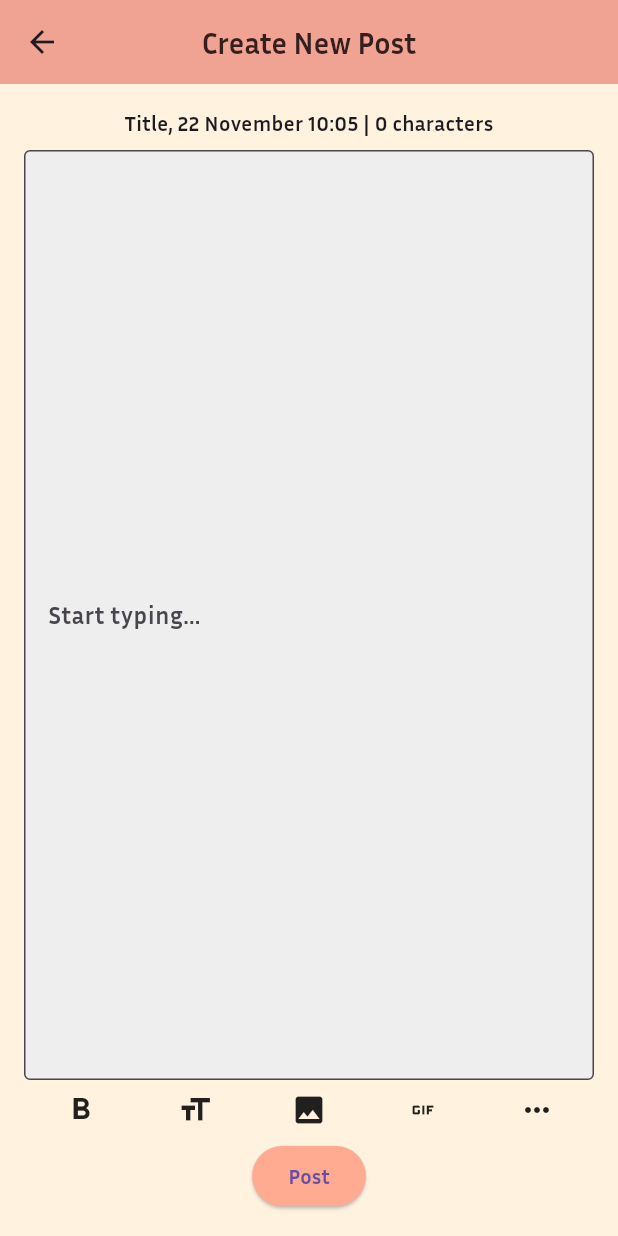
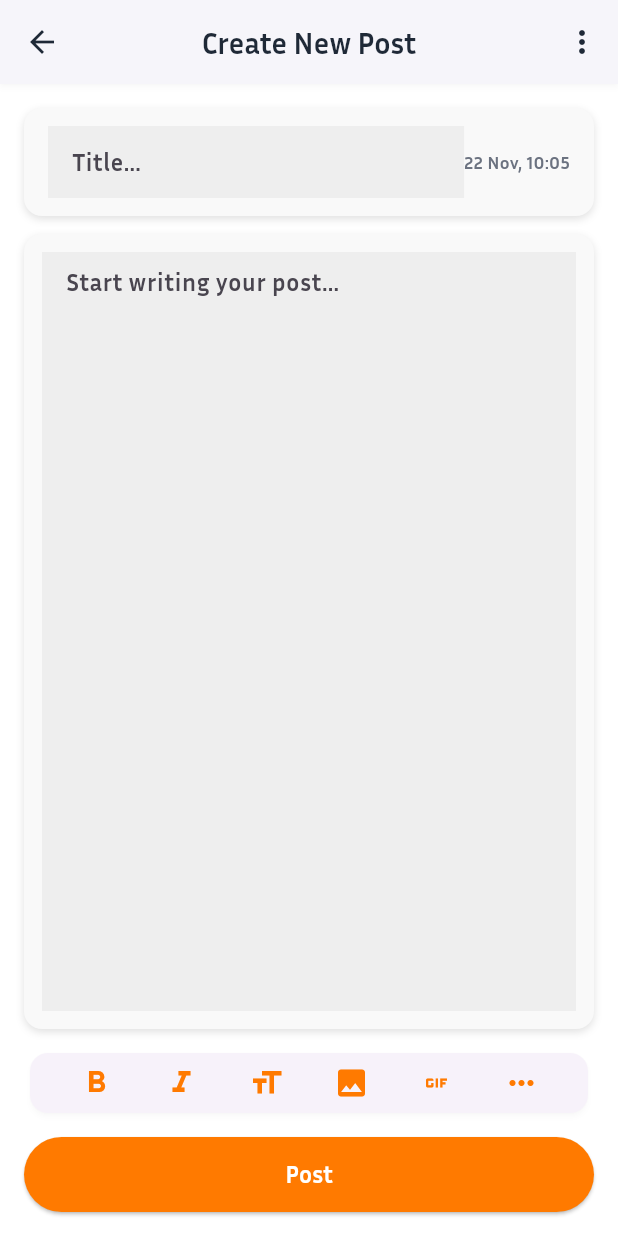
Before and after one commit to apala-1/not_a_writing_app, a Flutter app: the WriteScreen screen opened directly, on a phone screen of 412 x 824 dp. Run offline on Flutter 3.47's test engine with Material 3 defaults, Android fonts, the phone set to English and light mode, and no system bars.

Commit message:
Changing theme in writing screen

```diff
--- a/lib/screens/write_create_screen.dart
+++ b/lib/screens/write_create_screen.dart
@@ -1,49 +1,149 @@
 import 'package:flutter/material.dart';
+import '../theme/colors.dart';
 
-class WriteScreen extends StatelessWidget {
+class WriteScreen extends StatefulWidget {
   const WriteScreen({super.key});
+
+  @override
+  State<WriteScreen> createState() => _WriteScreenState();
+}
+
+class _WriteScreenState extends State<WriteScreen> {
+  final TextEditingController _titleController = TextEditingController();
+  final TextEditingController _bodyController = TextEditingController();
 
   @override
   Widget build(BuildContext context) {
     return Scaffold(
-      backgroundColor: Colors.orange.shade50,
+      backgroundColor: AppColors.background,
       appBar: AppBar(
-        title: const Text('Create New Post'),
-        backgroundColor: Colors.deepOrange.shade200,
+        backgroundColor: AppColors.background,
+        elevation: 1.5,
+        shadowColor: Colors.black12,
+        iconTheme: const IconThemeData(color: AppColors.textPrimary),
+        title: const Text(
+          'Create New Post',
+          style: TextStyle(color: AppColors.textPrimary, fontWeight: FontWeight.bold),
+        ),
+        actions: [
+          IconButton(
+            icon: const Icon(Icons.more_vert),
+            onPressed: () {},
+          ),
+        ],
       ),
       body: Padding(
         padding: const EdgeInsets.all(16),
         child: Column(
           children: [
-            const Text('Title, 22 November 10:05 | 0 characters'),
-            const SizedBox(height: 8),
+            // Title and date
+            Container(
+              padding: const EdgeInsets.symmetric(vertical: 12, horizontal: 16),
+              decoration: BoxDecoration(
+                color: AppColors.cardBackground,
+                borderRadius: BorderRadius.circular(12),
+                boxShadow: [
+                  BoxShadow(
+                    color: Colors.black12,
+                    blurRadius: 4,
+                    offset: const Offset(0, 2),
+                  ),
+                ],
+              ),
+              child: Row(
+                mainAxisAlignment: MainAxisAlignment.spaceBetween,
+                children: [
+                  Flexible(
+                    child: TextField(
+                      controller: _titleController,
+                      style: const TextStyle(
+                        fontSize: 16,
+                        fontWeight: FontWeight.w600,
+                        color: AppColors.textPrimary,
+                      ),
+                      decoration: const InputDecoration(
+                        hintText: 'Title...',
+                        border: InputBorder.none,
+                      ),
+                    ),
+                  ),
+                  Text(
+                    '22 Nov, 10:05',
+                    style: TextStyle(color: AppColors.textSecondary, fontSize: 12),
+                  ),
+                ],
+              ),
+            ),
+            const SizedBox(height: 12),
+
+            // Body
             Expanded(
-              child: TextField(
-                maxLines: null,
-                expands: true,
-                decoration: const InputDecoration(
-                  hintText: 'Start typing...',
-                  border: OutlineInputBorder(),
+              child: Container(
+                padding: const EdgeInsets.all(12),
+                decoration: BoxDecoration(
+                  color: AppColors.cardBackground,
+                  borderRadius: BorderRadius.circular(12),
+                  boxShadow: [
+                    BoxShadow(
+                      color: Colors.black12,
+                      blurRadius: 4,
+                      offset: const Offset(0, 2),
+                    ),
+                  ],
+                ),
+                child: TextField(
+                  controller: _bodyController,
+                  maxLines: null,
+                  expands: true,
+                  style: const TextStyle(fontSize: 16, color: AppColors.textPrimary),
+                  decoration: const InputDecoration(
+                    hintText: 'Start writing your post...',
+                    border: InputBorder.none,
+                  ),
                 ),
               ),
             ),
-            const SizedBox(height: 8),
-            Row(
-              mainAxisAlignment: MainAxisAlignment.spaceAround,
-              children: const [
-                Icon(Icons.format_bold),
-                Icon(Icons.format_size),
-                Icon(Icons.image),
-                Icon(Icons.gif),
-                Icon(Icons.more_horiz),
-              ],
+            const SizedBox(height: 12),
+
+            // Toolbar
+            Card(
+              elevation: 1.5,
+              shadowColor: Colors.black12,
+              shape: RoundedRectangleBorder(borderRadius: BorderRadius.circular(12)),
+              child: Padding(
+                padding: const EdgeInsets.symmetric(horizontal: 16, vertical: 8),
+                child: Row(
+                  mainAxisAlignment: MainAxisAlignment.spaceAround,
+                  children: const [
+                    Icon(Icons.format_bold, color: AppColors.primaryOrange),
+                    Icon(Icons.format_italic, color: AppColors.primaryOrange),
+                    Icon(Icons.format_size, color: AppColors.primaryOrange),
+                    Icon(Icons.image, color: AppColors.primaryOrange),
+                    Icon(Icons.gif, color: AppColors.primaryOrange),
+                    Icon(Icons.more_horiz, color: AppColors.primaryOrange),
+                  ],
+                ),
+              ),
             ),
-            const SizedBox(height: 8),
-            ElevatedButton(
-              style: ElevatedButton.styleFrom(
-                  backgroundColor: Colors.deepOrange.shade200),
-              onPressed: () {},
-              child: const Text('Post'),
+            const SizedBox(height: 12),
+
+            // Post Button
+            SizedBox(
+              width: double.infinity,
+              height: 50,
+              child: ElevatedButton(
+                onPressed: () {},
+                style: ElevatedButton.styleFrom(
+                  backgroundColor: AppColors.primaryOrange,
+                  shape: RoundedRectangleBorder(
+                    borderRadius: BorderRadius.circular(25),
+                  ),
+                ),
+                child: const Text(
+                  'Post',
+                  style: TextStyle(fontSize: 16, color: Colors.white),
+                ),
+              ),
             ),
           ],
         ),
```
